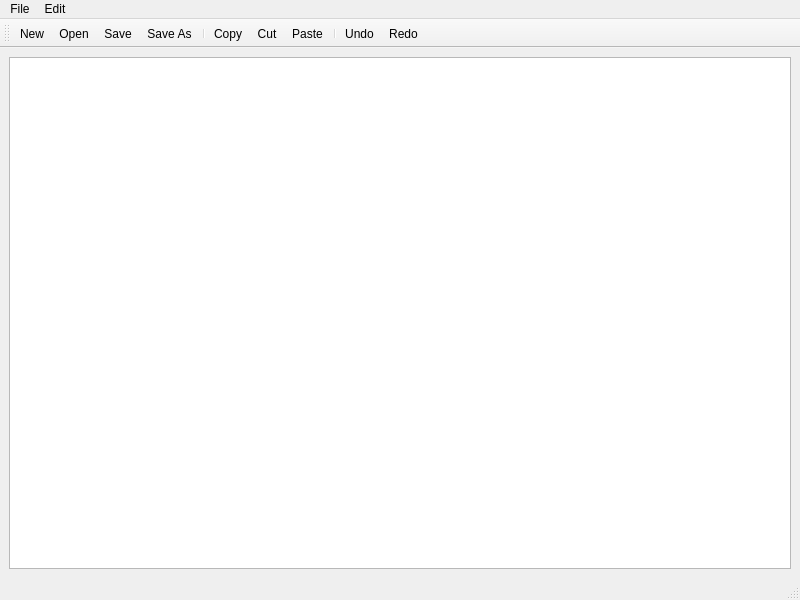
The window that noted.ui (elmahdigaga/noted) describes before a commit, drawn with Qt 5.
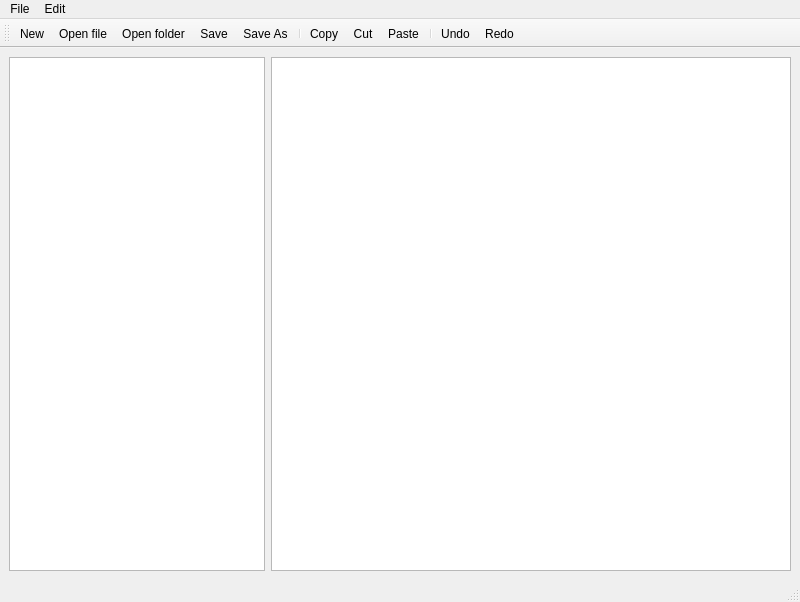
The same window after the commit. Icons and pictures are not drawn.

Commit message: Added sidebar with folder structure

The edit to the form file:
```diff
--- a/noted.ui
+++ b/noted.ui
@@ -7,16 +7,30 @@
     <x>0</x>
     <y>0</y>
     <width>800</width>
-    <height>600</height>
+    <height>602</height>
    </rect>
   </property>
   <property name="windowTitle">
    <string>Noted</string>
   </property>
   <widget class="QWidget" name="centralwidget">
-   <layout class="QVBoxLayout" name="verticalLayout">
+   <layout class="QHBoxLayout" name="horizontalLayout_4">
     <item>
-     <widget class="QTextEdit" name="textEdit"/>
+     <layout class="QHBoxLayout" name="horizontalLayout">
+      <item alignment="Qt::AlignLeft">
+       <widget class="QTreeView" name="treeView">
+        <property name="minimumSize">
+         <size>
+          <width>256</width>
+          <height>495</height>
+         </size>
+        </property>
+       </widget>
+      </item>
+      <item>
+       <widget class="QTextEdit" name="textEdit"/>
+      </item>
+     </layout>
     </item>
    </layout>
   </widget>
@@ -34,9 +48,10 @@
      <string>File</string>
     </property>
     <addaction name="newFile"/>
-    <addaction name="open"/>
+    <addaction name="openFile"/>
     <addaction name="save"/>
     <addaction name="saveAs"/>
+    <addaction name="openFolder"/>
    </widget>
    <widget class="QMenu" name="menuEdit">
     <property name="title">
@@ -63,7 +78,8 @@
     <bool>false</bool>
    </attribute>
    <addaction name="newFile"/>
-   <addaction name="open"/>
+   <addaction name="openFile"/>
+   <addaction name="openFolder"/>
    <addaction name="save"/>
    <addaction name="saveAs"/>
    <addaction name="separator"/>
@@ -89,16 +105,16 @@
     <string>Ctrl+N</string>
    </property>
   </action>
-  <action name="open">
+  <action name="openFile">
    <property name="icon">
     <iconset resource="resources.qrc">
-     <normaloff>:/icons/icons/open.png</normaloff>:/icons/icons/open.png</iconset>
+     <normaloff>:/icons/icons/openFile.png</normaloff>:/icons/icons/openFile.png</iconset>
    </property>
    <property name="text">
-    <string>Open</string>
+    <string>Open file</string>
    </property>
    <property name="toolTip">
-    <string>Open (Ctrl+O)</string>
+    <string>Open file (Ctrl+O)</string>
    </property>
    <property name="shortcut">
     <string>Ctrl+O</string>
@@ -209,6 +225,21 @@
     <string>Ctrl+V</string>
    </property>
   </action>
+  <action name="openFolder">
+   <property name="icon">
+    <iconset resource="resources.qrc">
+     <normaloff>:/icons/icons/openFolder.png</normaloff>:/icons/icons/openFolder.png</iconset>
+   </property>
+   <property name="text">
+    <string>Open folder</string>
+   </property>
+   <property name="toolTip">
+    <string>Open folder (Ctrl+K)</string>
+   </property>
+   <property name="shortcut">
+    <string>Ctrl+K</string>
+   </property>
+  </action>
  </widget>
  <resources>
   <include location="resources.qrc"/>
```
The commit also changes 6 other files.
